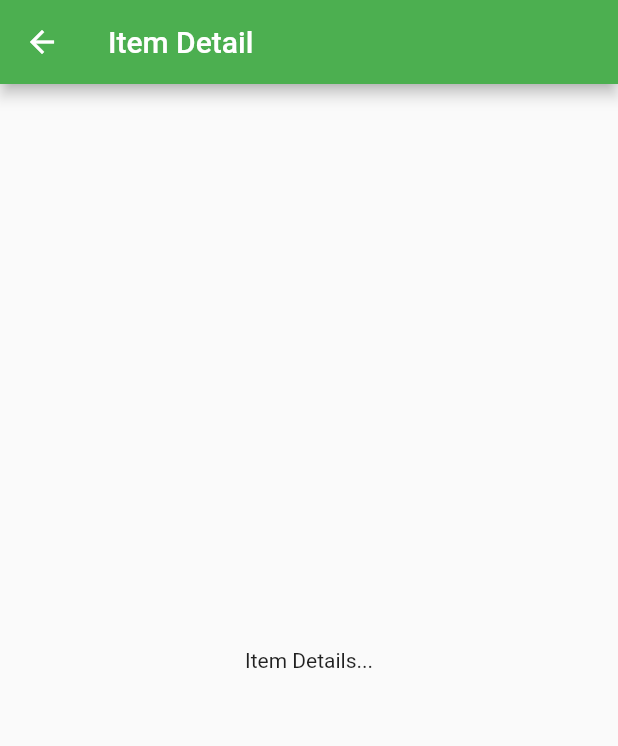
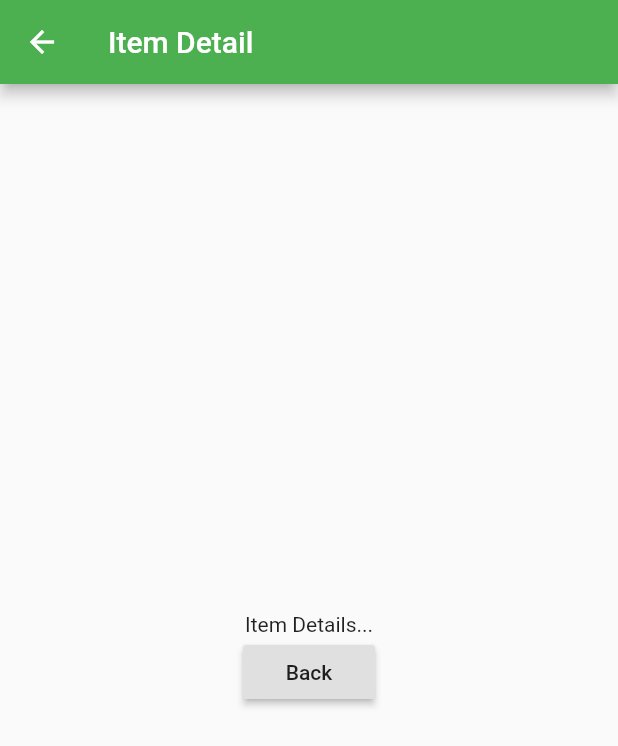
Before and after one commit to hrnugr/first_flutter_app, a Flutter app: the ItemDetail screen opened directly, on a phone screen of 412 x 824 dp. Shown: the top 746 px of the screen. Run offline on Flutter 3.47's test engine with Material 2 defaults, Android fonts, the phone set to English and light mode, and no system bars.

Commit message:
fix aligment

```diff
--- a/lib/pages/itemdetail.dart
+++ b/lib/pages/itemdetail.dart
@@ -8,7 +8,17 @@ class ItemDetail extends StatelessWidget {
         title: Text("Item Detail"),
       ),
       body: Center(
-        child: Text("Item Details..."),
+        child: Column(
+          mainAxisAlignment: MainAxisAlignment.center,
+          crossAxisAlignment: CrossAxisAlignment.center,
+          children: [
+            Text("Item Details..."),
+            RaisedButton(
+              child: Text("Back"),
+              onPressed: () => Navigator.pop(context),
+            )
+          ],
+        ),
       ),
     );
   }
```
